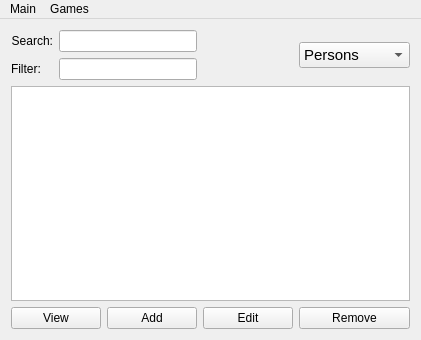
Before: the Qt Designer form Skil3/mainwindow.ui in AlexanderJosep/skil-3, drawn with Qt 5.
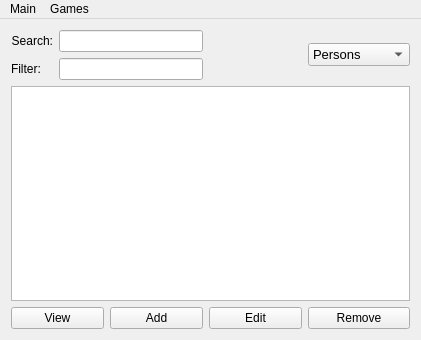
After: the same form once the commit is applied. Icons and pictures are not drawn.

Diff of the .ui file:
```diff
--- a/Skil3/mainwindow.ui
+++ b/Skil3/mainwindow.ui
@@ -119,7 +119,7 @@
      <widget class="QComboBox" name="comboBox">
       <property name="font">
        <font>
-        <pointsize>11</pointsize>
+        <pointsize>10</pointsize>
        </font>
       </property>
       <property name="whatsThis">
```
